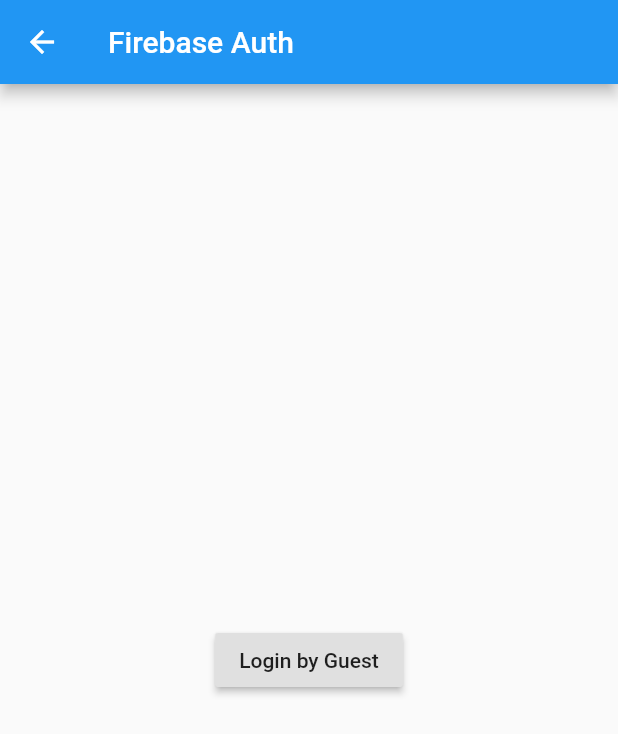
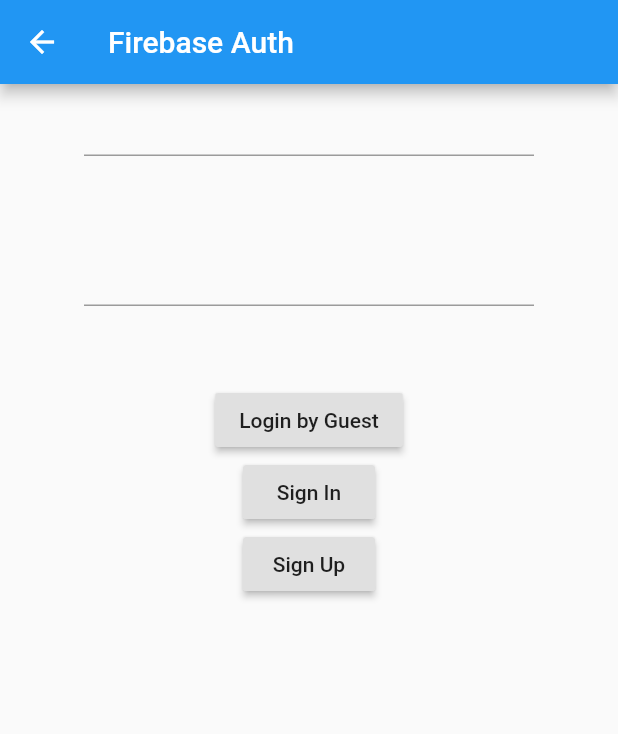
Before and after one commit to ardhikarafi/flutter-fundamental-firebase, a Flutter app: the LoginPage screen opened directly, on a phone screen of 412 x 824 dp. Shown: the top 734 px of the screen. Run offline on Flutter 3.47's test engine with Material 2 defaults, Android fonts, the phone set to English and light mode, and no system bars; our stand-ins replace firebase_auth, firebase_core; accounts and stored records are empty.

Commit message:
Add loginby Email and pass

```diff
--- a/lib/login_page.dart
+++ b/lib/login_page.dart
@@ -2,6 +2,9 @@ import 'package:flutter/material.dart';
 import 'package:google_auth_firebase/auth_services.dart';
 
 class LoginPage extends StatelessWidget {
+  final TextEditingController emailController = TextEditingController(text: "");
+  final TextEditingController passController = TextEditingController(text: "");
+
   @override
   Widget build(BuildContext context) {
     return Scaffold(
@@ -9,11 +12,41 @@ class LoginPage extends StatelessWidget {
         title: Text("Firebase Auth"),
       ),
       body: Center(
-        child: RaisedButton(
-          child: Text("Login by Guest"),
-          onPressed: () async {
-            await AuthServices.signInGuest();
-          },
+        child: Column(
+          children: [
+            Container(
+              width: 300,
+              height: 100,
+              child: TextField(
+                controller: emailController,
+              ),
+            ),
+            Container(
+              width: 300,
+              height: 100,
+              child: TextField(controller: passController),
+            ),
+            RaisedButton(
+              child: Text("Login by Guest"),
+              onPressed: () async {
+                await AuthServices.signInGuest();
+              },
+            ),
+            RaisedButton(
+              child: Text("Sign In"),
+              onPressed: () async {
+                await AuthServices.signIn(
+                    emailController.text, passController.text);
+              },
+            ),
+            RaisedButton(
+              child: Text("Sign Up"),
+              onPressed: () async {
+                await AuthServices.signUp(
+                    emailController.text, passController.text);
+              },
+            ),
+          ],
         ),
       ),
     );
--- a/pubspec.yaml
+++ b/pubspec.yaml
@@ -29,7 +29,6 @@ dependencies:
   # Use with the CupertinoIcons class for iOS style icons.
   cupertino_icons: ^0.1.3
   firebase_auth: ^0.18.0+1
-  firebase_core: ^0.5.0
   provider: ^4.3.2+2
 
 
```
Also changed, not shown: lib/auth_services.dart (+27 -0 lines), pubspec.lock.
